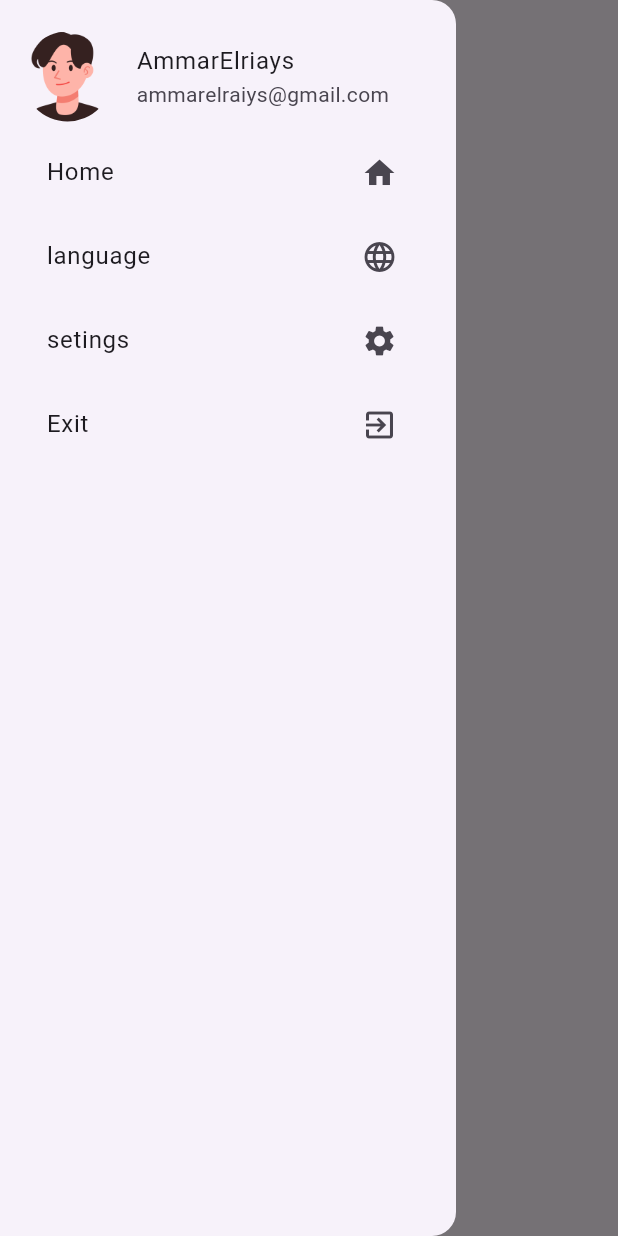
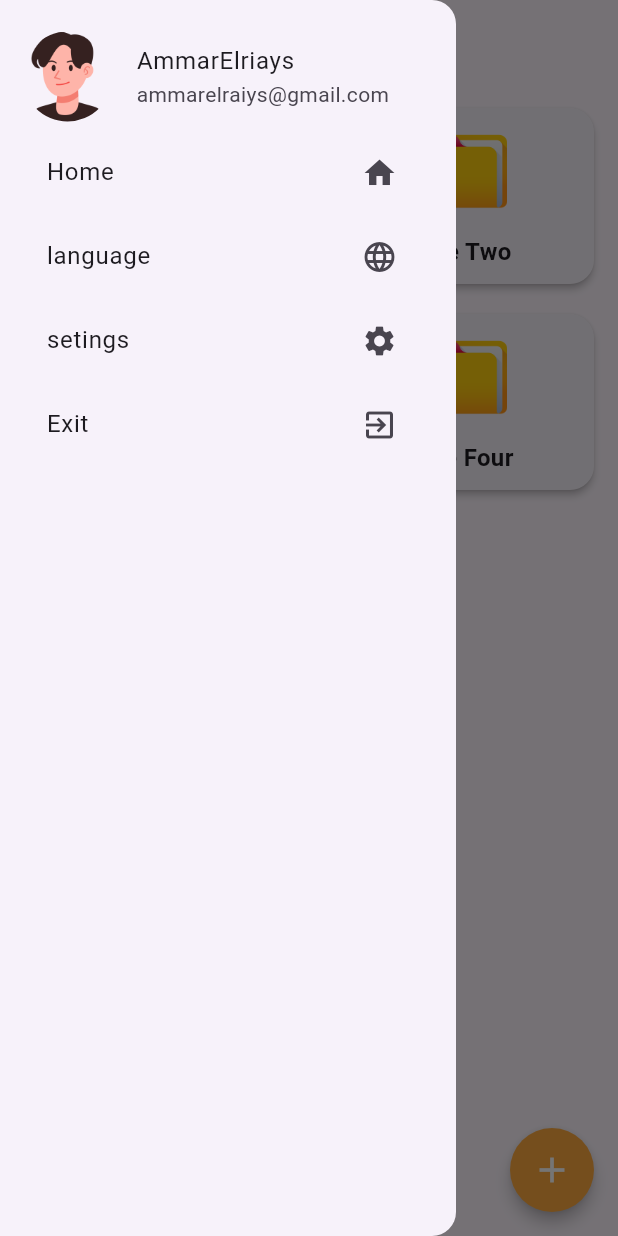
Before and after one commit to AmmarElraiys/sqlflite_notes_app_flutter, a Flutter app: the HomeScreen screen opened by its route, with the side drawer open, on a phone screen of 412 x 824 dp. Run offline on Flutter 3.47's test engine with Material 3 defaults, Android fonts, the phone set to English and light mode, and no system bars; our stand-ins replace get, shared_preferences; accounts and stored records are empty.

Commit message:
Home screen design, part one

```diff
--- a/lib/main.dart
+++ b/lib/main.dart
@@ -25,7 +25,7 @@ class MyApp extends StatelessWidget {
   Widget build(BuildContext context) {
     return GetMaterialApp(
       title: 'Flutter Demo',
-      home: LoginScreen(),
+      home: HomeScreen(),
       getPages: [
         GetPage(
           name: "/",
--- a/lib/middleware/auth_middleware.dart
+++ b/lib/middleware/auth_middleware.dart
@@ -6,7 +6,7 @@ class AuthMiddleware extends GetMiddleware {
   @override
   int? get priority => 1;
 
-  final SttingsServices controller = Get.find();
+  SttingsServices controller = Get.put(SttingsServices());
 
   @override
   RouteSettings? redirect(String? route) {
--- a/lib/screens/home_screen.dart
+++ b/lib/screens/home_screen.dart
@@ -1,5 +1,6 @@
 import 'package:flutter/material.dart';
 import 'package:notes_app/widgets/drawer_home.dart';
+import 'package:notes_app/widgets/home/floatingactionbutton_widget.dart';
 
 class HomeScreen extends StatefulWidget {
   const HomeScreen({super.key});
@@ -9,11 +10,67 @@ class HomeScreen extends StatefulWidget {
 }
 
 class _HomeScreenState extends State<HomeScreen> {
+  final List<Map<String, String>> notes = [
+    {"title": "Note One", "img": "assets/images/folder.png"},
+    {"title": "Note Two", "img": "assets/images/folder.png"},
+    {"title": "Note Three", "img": "assets/images/folder.png"},
+    {"title": "Note Four", "img": "assets/images/folder.png"},
+    {"title": "Note Five", "img": "assets/images/folder.png"},
+  ];
+
   @override
   Widget build(BuildContext context) {
     return Scaffold(
-      appBar: AppBar(title: Text("Home Screen")),
-      drawer: DrawerHome(),
+      appBar: AppBar(title: const Text("Home Screen")),
+      drawer: const DrawerHome(),
+      floatingActionButton: FloatingActionButtonWidget(onPressed: () {}),
+      body: Padding(
+        padding: const EdgeInsets.all(12.0),
+        child: GridView.builder(
+          itemCount: notes.length,
+          gridDelegate: const SliverGridDelegateWithFixedCrossAxisCount(
+            crossAxisCount: 2,
+            crossAxisSpacing: 12,
+            mainAxisSpacing: 12,
+            childAspectRatio: 3 / 2,
+          ),
+          itemBuilder: (context, index) {
+            final note = notes[index];
+            return Card(
+              elevation: 2,
+              shape: RoundedRectangleBorder(
+                borderRadius: BorderRadius.circular(16),
+              ),
+              child: InkWell(
+                onTap: () {
+                  // tıklama işlemi yapılabilir
+                },
+                borderRadius: BorderRadius.circular(16),
+                child: Padding(
+                  padding: const EdgeInsets.all(10.0),
+                  child: Column(
+                    mainAxisAlignment: MainAxisAlignment.center,
+                    children: [
+                      Expanded(
+                        child: Image.asset(note['img']!, fit: BoxFit.contain),
+                      ),
+                      const SizedBox(height: 10),
+                      Text(
+                        note['title']!,
+                        style: const TextStyle(
+                          fontSize: 16,
+                          fontWeight: FontWeight.bold,
+                        ),
+                        textAlign: TextAlign.center,
+                      ),
+                    ],
+                  ),
+                ),
+              ),
+            );
+          },
+        ),
+      ),
     );
   }
 }
--- /dev/null
+++ b/lib/widgets/home/floatingactionbutton_widget.dart
@@ -0,0 +1,28 @@
+import 'package:flutter/material.dart';
+
+class FloatingActionButtonWidget extends StatelessWidget {
+  final VoidCallback onPressed;
+  final Color backgroundColor;
+  final IconData icon;
+  final String tooltip;
+
+  const FloatingActionButtonWidget({
+    super.key,
+    required this.onPressed,
+    this.backgroundColor = Colors.orangeAccent,
+    this.icon = Icons.add,
+    this.tooltip = 'Yeni Not Ekle',
+  });
+
+  @override
+  Widget build(BuildContext context) {
+    return FloatingActionButton(
+      onPressed: onPressed,
+      backgroundColor: backgroundColor,
+      elevation: 4,
+      shape: RoundedRectangleBorder(borderRadius: BorderRadius.circular(50)),
+      child: Icon(icon, size: 28, color: Colors.white),
+      tooltip: tooltip,
+    );
+  }
+}
```
Also changed, not shown: assets/images/folder.png (added), lib/localization/localcontroller.dart (added), lib/localization/mylocal.dart (added).
